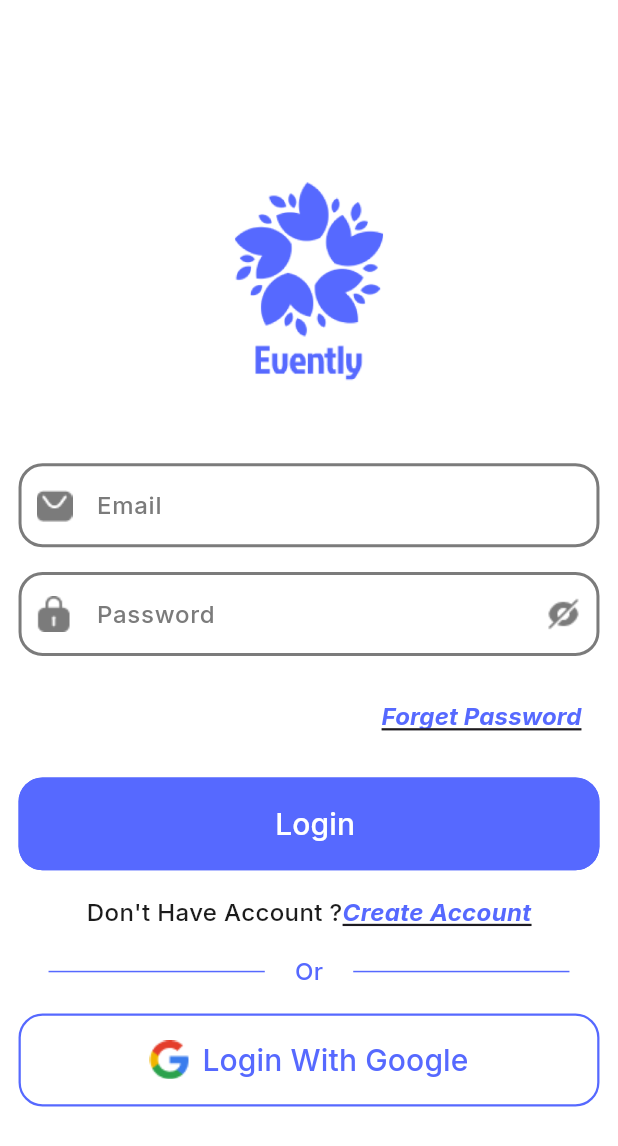
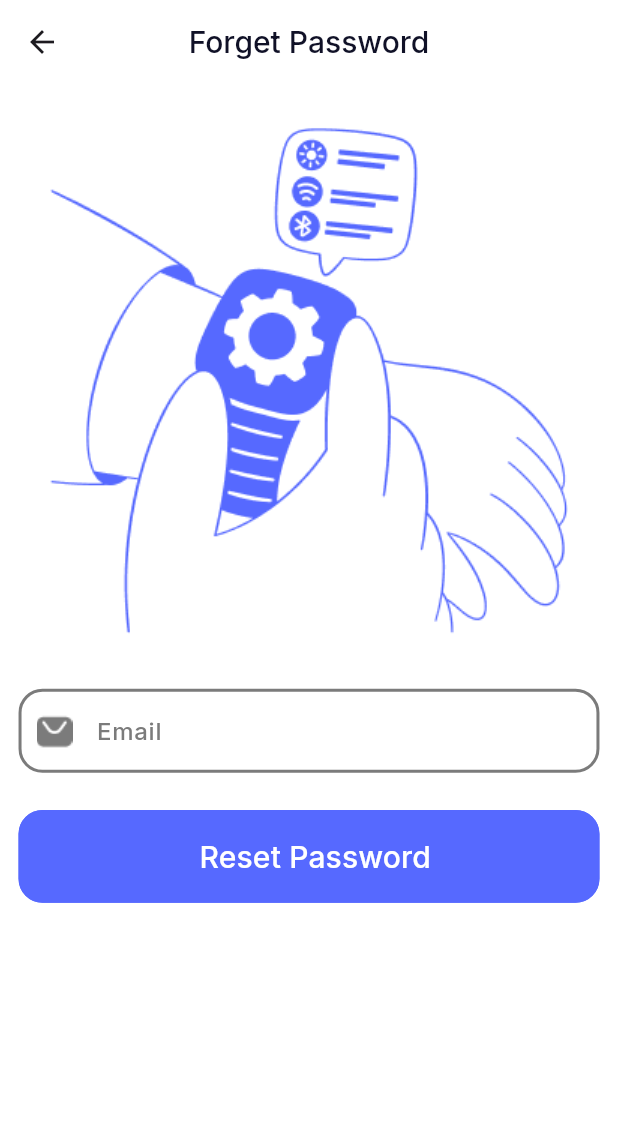
Before and after one commit to rowansherif/Evently, a Flutter app: the LoginScreen screen opened by its route, after a tap on "Forget Password", on a phone screen of 412 x 824 dp. Shown: the top 1146 px of the screen. Run offline on Flutter 3.47's test engine with Material 3 defaults, Android fonts, the phone set to English and light mode, and no system bars; our stand-ins replace google_fonts; generated files the repository leaves out were written again.

Commit message:
Added create account screen. Added forget password screen.

```diff
--- a/lib/main.dart
+++ b/lib/main.dart
@@ -1,5 +1,7 @@
 import 'package:events_app/providers/app_language_provider.dart';
 import 'package:events_app/providers/app_theme_provider.dart';
+import 'package:events_app/ui/auth/create_account_screen.dart';
+import 'package:events_app/ui/auth/forget_password_screen.dart';
 import 'package:events_app/ui/auth/login_screen.dart';
 import 'package:events_app/ui/home_screen/home_screen.dart';
 import 'package:events_app/utils/app_theme.dart';
@@ -29,6 +31,8 @@
       routes: {
         LoginScreen.routeName: (context) => LoginScreen(),
         HomeScreen.routeName : (context) => HomeScreen(),
+        CreateAccountScreen.routeName: (context) => CreateAccountScreen(),
+        ForgetPasswordScreen.routeName: (context) => ForgetPasswordScreen()
       },
       localizationsDelegates: AppLocalizations.localizationsDelegates,
       supportedLocales: AppLocalizations.supportedLocales,
--- /dev/null
+++ b/lib/ui/auth/forget_password_screen.dart
@@ -0,0 +1,49 @@
+import 'package:events_app/ui/home_screen/taps/custom_textfield.dart';
+import 'package:events_app/utils/app_colors.dart';
+import 'package:events_app/utils/app_styles.dart';
+import 'package:events_app/utils/assets_manager.dart';
+import 'package:flutter/material.dart';
+import 'package:flutter_gen/gen_l10n/app_localizations.dart';
+
+import '../home_screen/taps/custom_elevated_button.dart';
+
+class ForgetPasswordScreen extends StatelessWidget {
+  static const String routeName = 'forget_password_screen';
+
+  @override
+  Widget build(BuildContext context) {
+    var height = MediaQuery.of(context).size.height;
+    var width = MediaQuery.of(context).size.width;
+    return Scaffold(
+      appBar: AppBar(
+        title: Text(
+          AppLocalizations.of(context)!.forgetPassword,
+          style: AppStyles.medium20NavyBlack,
+        ),
+        centerTitle: true,
+      ),
+      body: Padding(
+        padding: EdgeInsets.symmetric(
+            horizontal: width * 0.03, vertical: height * 0.02),
+        child: Column(
+          spacing: height * 0.03,
+          children: [
+            Image.asset(AssetsManager.forgetPasswordScreenImage),
+            CustomTextfield(
+              hintText: AppLocalizations.of(context)!.email,
+              prefixIcon: ImageIcon(
+                AssetImage(AssetsManager.emailIcon),
+                color: AppColors.greyColor,
+              ),
+            ),
+            CustomElevatedButton(
+              buttonOnClick: () {},
+              buttonTitle: AppLocalizations.of(context)!.resetPassword,
+              buttonColor: AppColors.primaryLight,
+            ),
+          ],
+        ),
+      ),
+    );
+  }
+}
--- a/lib/ui/auth/login_screen.dart
+++ b/lib/ui/auth/login_screen.dart
@@ -1,3 +1,5 @@
+import 'package:events_app/ui/auth/create_account_screen.dart';
+import 'package:events_app/ui/auth/forget_password_screen.dart';
 import 'package:events_app/ui/home_screen/taps/custom_elevated_button.dart';
 import 'package:events_app/ui/home_screen/taps/custom_textfield.dart';
 import 'package:events_app/utils/app_colors.dart';
@@ -5,6 +7,8 @@
 import 'package:events_app/utils/assets_manager.dart';
 import 'package:flutter/material.dart';
 import 'package:flutter_gen/gen_l10n/app_localizations.dart';
+
+import '../home_screen/home_screen.dart';
 
 class LoginScreen extends StatelessWidget {
   static const String routeName = 'login_screen';
@@ -43,7 +47,10 @@
                   color: AppColors.greyColor,
                 )),
             TextButton(
-                onPressed: () {},
+                onPressed: () {
+                  Navigator.of(context)
+                      .pushNamed(ForgetPasswordScreen.routeName);
+                },
                 child: Align(
                   alignment: Alignment.centerRight,
                   child: Text(
@@ -56,12 +63,17 @@
                 )),
             CustomElevatedButton(
               buttonOnClick: () {
-                //Navigator.of(context).pushReplacement(HomeScreen.routeName);
+                Navigator.of(context)
+                    .pushReplacementNamed(HomeScreen.routeName);
               },
               buttonTitle: AppLocalizations.of(context)!.login,
               buttonColor: AppColors.primaryLight,
             ),
-            Text.rich(TextSpan(children: [
+            InkWell(
+              onTap: () {
+                Navigator.of(context).pushNamed(CreateAccountScreen.routeName);
+              },
+              child: Text.rich(TextSpan(children: [
                 TextSpan(
                     text: AppLocalizations.of(context)!.doNotHaveAccount,
                     style: AppStyles.medium16Black),
@@ -71,6 +83,7 @@
                         decoration: TextDecoration.underline,
                         color: AppColors.primaryLight))
               ])),
+            ),
             Row(
               children: [
                 Expanded(
--- a/lib/ui/home_screen/taps/profile/profile_tap.dart
+++ b/lib/ui/home_screen/taps/profile/profile_tap.dart
@@ -1,7 +1,6 @@
 import 'package:events_app/providers/app_language_provider.dart';
 import 'package:events_app/providers/app_theme_provider.dart';
 import 'package:events_app/ui/home_screen/language_bottom_sheet.dart';
-import 'package:events_app/ui/home_screen/taps/custom_elevated_button.dart';
 import 'package:events_app/ui/home_screen/theme_bottom_sheet.dart';
 import 'package:events_app/utils/app_colors.dart';
 import 'package:events_app/utils/app_styles.dart';
@@ -36,7 +35,10 @@
         ),
         title: Row(
           children: [
-            Image.asset(AssetsManager.routeImage,
+            Transform.flip(
+              child: Image.asset(
+                AssetsManager.routeImage,
+              ),
             ),
             SizedBox(width: width*0.02,),
             Column(
--- a/lib/utils/app_theme.dart
+++ b/lib/utils/app_theme.dart
@@ -7,7 +7,7 @@
   static ThemeData lightTheme = ThemeData(
     primaryColor: AppColors.primaryLight,
     appBarTheme: AppBarTheme(
-      backgroundColor: AppColors.primaryLight,
+      backgroundColor: AppColors.whiteColor,
     ),
     bottomNavigationBarTheme: BottomNavigationBarThemeData(
       showUnselectedLabels: true,
--- a/lib/utils/assets_manager.dart
+++ b/lib/utils/assets_manager.dart
@@ -26,4 +26,6 @@
   static const String searchIcon = 'assets/images/search_icon.png';
   static const String userNameIcon = 'assets/images/user_name_icon.png';
   static const String showPasswordIcon = 'assets/images/icon_show_password.png';
+  static const String forgetPasswordScreenImage =
+      'assets/images/forget_password_screen_image.png';
 }
```
Also changed, not shown: lib/ui/auth/create_account_screen.dart (added, +101 -0 lines), assets/images/2.0x/forget_password_screen_image@2x.png (added), assets/images/3.0x/forget_password_screen_image@3x.png (added), assets/images/forget_password_screen_image.png (added). Lines whose indentation alone changed are shown as unchanged.
